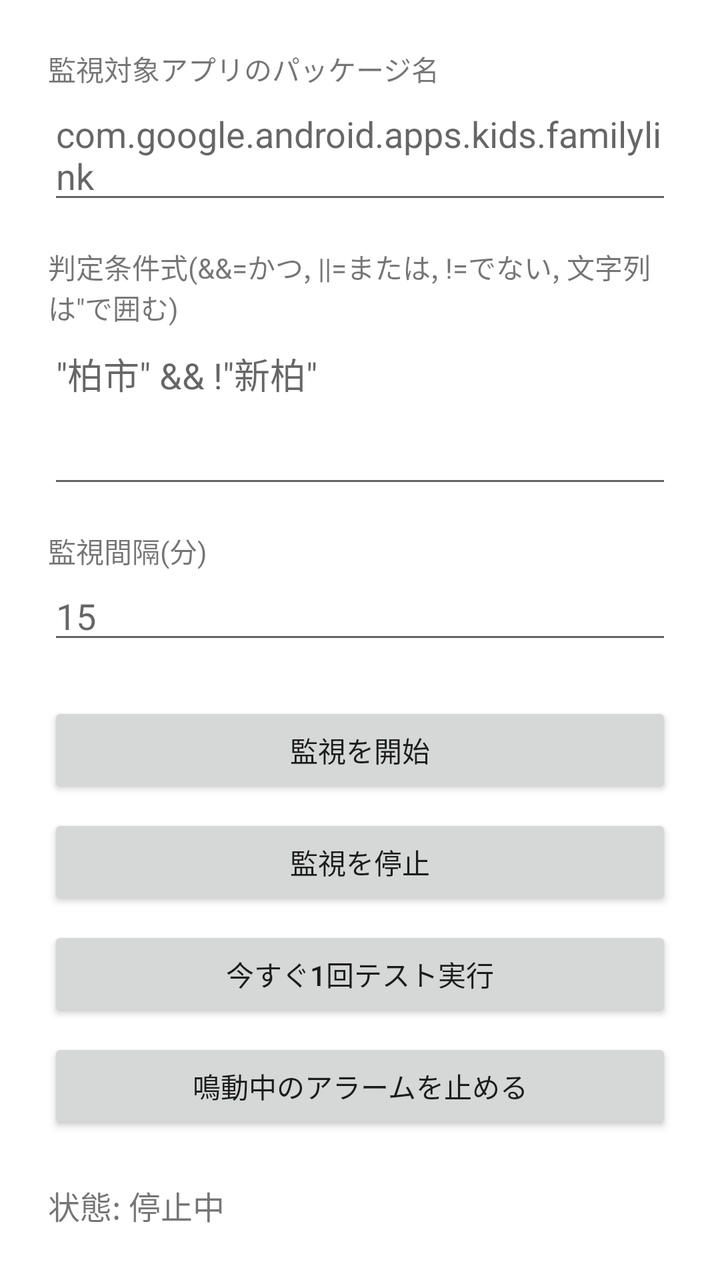
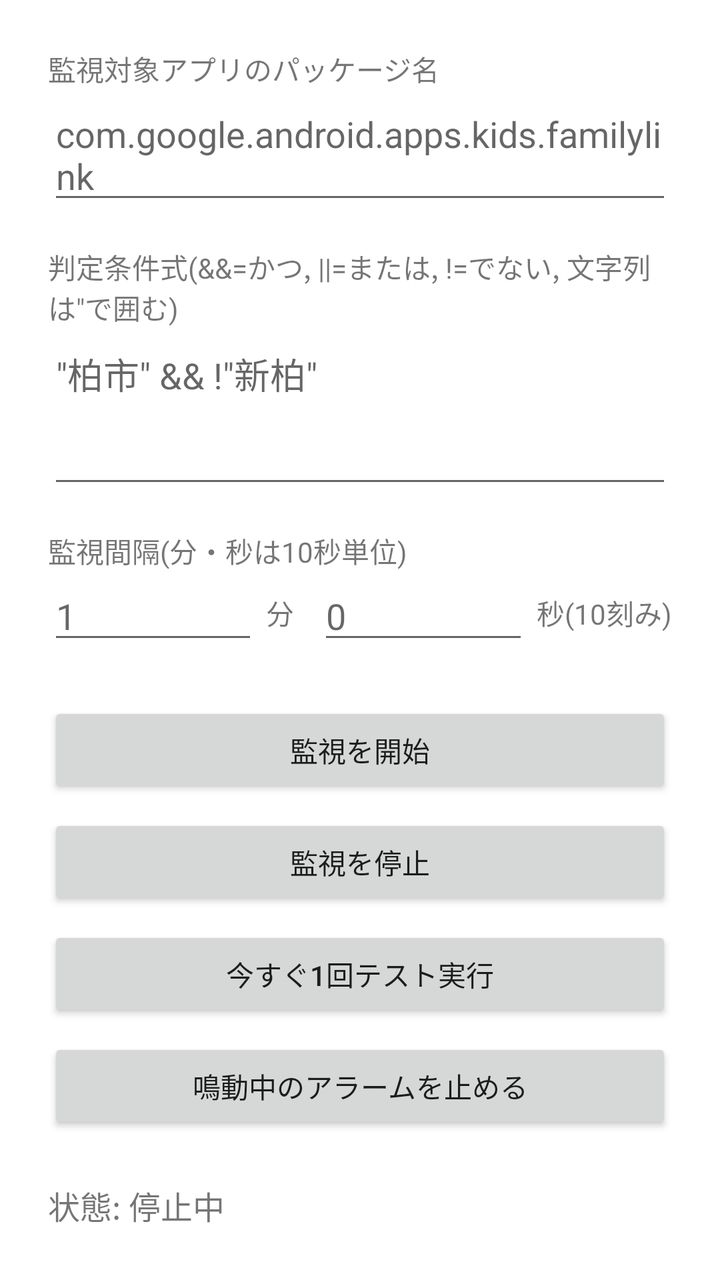

Screens rendered from an Android XML layout before and after an edit, with the pre-edit source and the edit as a unified diff.
<!-- AndroidManifest.xml: application theme Theme.FamilyWatch -->
<!-- res/layout/activity_main.xml -->
<?xml version="1.0" encoding="utf-8"?>
<LinearLayout xmlns:android="http://schemas.android.com/apk/res/android"
    android:layout_width="match_parent"
    android:layout_height="match_parent"
    android:orientation="vertical"
    android:padding="24dp">

    <TextView
        android:layout_width="wrap_content"
        android:layout_height="wrap_content"
        android:text="監視対象アプリのパッケージ名"
        android:textSize="14sp" />

    <EditText
        android:id="@+id/editPackage"
        android:layout_width="match_parent"
        android:layout_height="wrap_content"
        android:hint="com.google.android.apps.kids.familylink" />

    <TextView
        android:layout_width="wrap_content"
        android:layout_height="wrap_content"
        android:layout_marginTop="16dp"
        android:text="判定条件式(&amp;&amp;=かつ, ||=または, !=でない, 文字列は&quot;で囲む)"
        android:textSize="14sp" />

    <EditText
        android:id="@+id/editCondition"
        android:layout_width="match_parent"
        android:layout_height="wrap_content"
        android:minLines="3"
        android:maxLines="6"
        android:gravity="top"
        android:inputType="textMultiLine"
        android:hint="&quot;柏市&quot; &amp;&amp; !&quot;新柏&quot;" />

    <TextView
        android:layout_width="wrap_content"
        android:layout_height="wrap_content"
        android:layout_marginTop="16dp"
        android:text="監視間隔(分)"
        android:textSize="14sp" />

    <EditText
        android:id="@+id/editInterval"
        android:layout_width="match_parent"
        android:layout_height="wrap_content"
        android:inputType="number"
        android:hint="15" />

    <Button
        android:id="@+id/btnStart"
        android:layout_width="match_parent"
        android:layout_height="wrap_content"
        android:layout_marginTop="24dp"
        android:text="監視を開始" />

    <Button
        android:id="@+id/btnStop"
        android:layout_width="match_parent"
        android:layout_height="wrap_content"
        android:layout_marginTop="8dp"
        android:text="監視を停止" />

    <Button
        android:id="@+id/btnTestCapture"
        android:layout_width="match_parent"
        android:layout_height="wrap_content"
        android:layout_marginTop="8dp"
        android:text="今すぐ1回テスト実行" />

    <Button
        android:id="@+id/btnStopAlarm"
        android:layout_width="match_parent"
        android:layout_height="wrap_content"
        android:layout_marginTop="8dp"
        android:text="鳴動中のアラームを止める" />

    <TextView
        android:id="@+id/statusText"
        android:layout_width="match_parent"
        android:layout_height="wrap_content"
        android:layout_marginTop="24dp"
        android:text="状態: 停止中"
        android:textSize="16sp" />

</LinearLayout>
<!-- resources referenced by this layout -->
<resources>
  <style name="Theme.FamilyWatch" parent="Theme.MaterialComponents.DayNight.NoActionBar" />
</resources>

<!-- the commit's change to res/layout/activity_main.xml (unified diff, before → after) -->
@@ -38,15 +38,44 @@
         android:layout_width="wrap_content"
         android:layout_height="wrap_content"
         android:layout_marginTop="16dp"
-        android:text="監視間隔(分)"
+        android:text="監視間隔(分・秒は10秒単位)"
         android:textSize="14sp" />
 
-    <EditText
-        android:id="@+id/editInterval"
+    <LinearLayout
         android:layout_width="match_parent"
         android:layout_height="wrap_content"
-        android:inputType="number"
-        android:hint="15" />
+        android:orientation="horizontal"
+        android:gravity="center_vertical">
+
+        <EditText
+            android:id="@+id/editIntervalMin"
+            android:layout_width="0dp"
+            android:layout_height="wrap_content"
+            android:layout_weight="1"
+            android:inputType="number"
+            android:hint="1" />
+
+        <TextView
+            android:layout_width="wrap_content"
+            android:layout_height="wrap_content"
+            android:layout_marginStart="4dp"
+            android:layout_marginEnd="12dp"
+            android:text="分" />
+
+        <EditText
+            android:id="@+id/editIntervalSec"
+            android:layout_width="0dp"
+            android:layout_height="wrap_content"
+            android:layout_weight="1"
+            android:inputType="number"
+            android:hint="0" />
+
+        <TextView
+            android:layout_width="wrap_content"
+            android:layout_height="wrap_content"
+            android:layout_marginStart="4dp"
+            android:text="秒(10刻み)" />
+    </LinearLayout>
 
     <Button
         android:id="@+id/btnStart"
